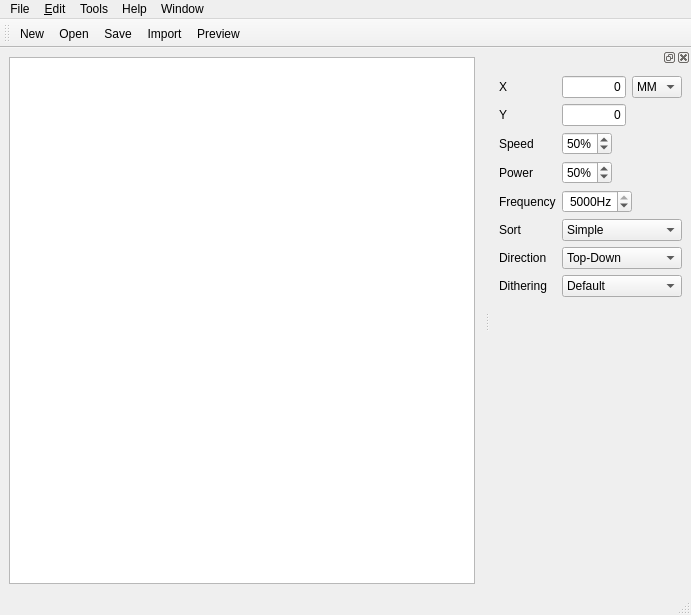
First picture: the form in src/gui/CtrlCut.ui, repository kallaballa/ctrl-cut, before the edit.
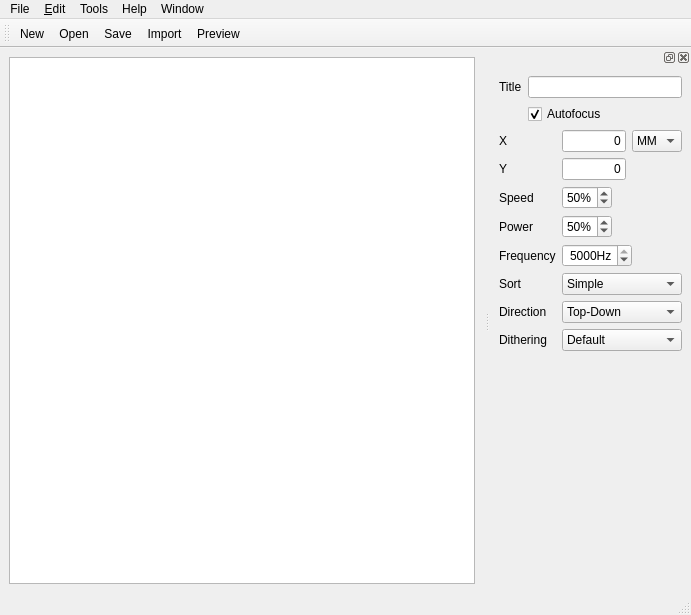
Second picture: the form after the edit. Icons and pictures are not drawn. Custom widgets are drawn as their Qt base class.

Commit message: gui elements for title and autofocus

Diff of the .ui file:
```diff
--- a/src/gui/CtrlCut.ui
+++ b/src/gui/CtrlCut.ui
@@ -129,6 +129,30 @@
    </attribute>
    <widget class="ObjectPropertyWidget" name="objectProperties">
     <layout class="QVBoxLayout" name="verticalLayout_2">
+     <item>
+      <layout class="QGridLayout" name="gridLayout_2">
+       <item row="0" column="0">
+        <widget class="QLabel" name="titleLabel">
+         <property name="text">
+          <string>Title</string>
+         </property>
+        </widget>
+       </item>
+       <item row="0" column="1">
+        <widget class="QLineEdit" name="titleEdit"/>
+       </item>
+       <item row="1" column="1">
+        <widget class="QCheckBox" name="autofocusBox">
+         <property name="text">
+          <string>Autofocus</string>
+         </property>
+         <property name="checked">
+          <bool>true</bool>
+         </property>
+        </widget>
+       </item>
+      </layout>
+     </item>
      <item>
       <layout class="QGridLayout" name="gridLayout">
        <item row="0" column="0">
```
Left out of the diff: 1 changed line with no effect on the pictures. The commit also changes 3 other files.
